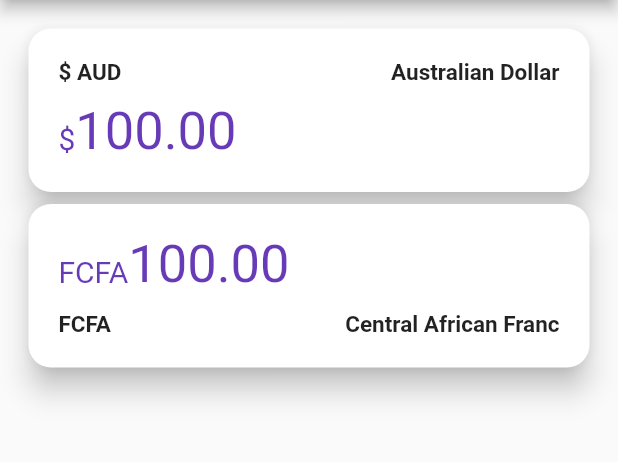
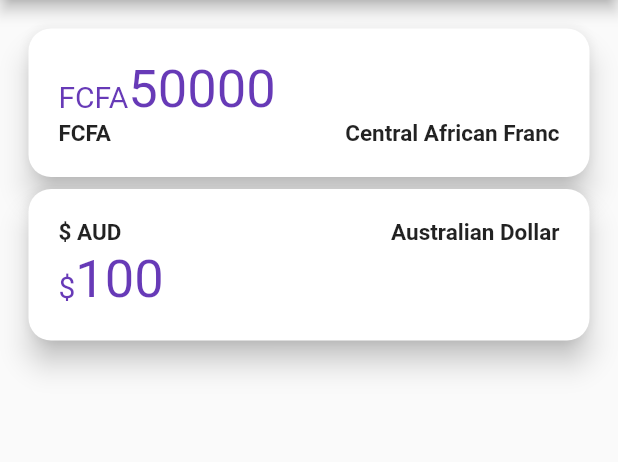
Before and after one commit to DanCarl857/currency_converter, a Flutter app: the screen it shows after launch, on a phone screen of 412 x 824 dp, the part 84-546 px from its top. Run offline on Flutter 3.47's test engine with Material 2 defaults, Android fonts, the phone set to English and light mode, and no system bars.

Commit message:
Refactored to make use of clean architecture

```diff
--- a/lib/main.dart
+++ b/lib/main.dart
@@ -1,4 +1,7 @@
+import 'package:currency_converter/presentation/views/home.dart';
+import 'package:currency_converter/presentation/widgets/card/card.dart';
 import 'package:flutter/material.dart';
+import 'package:http/http.dart';
 
 void main() => runApp(CurrencyConverter());
 
@@ -6,117 +9,10 @@ class CurrencyConverter extends StatelessWidget {
   @override
   Widget build(BuildContext context) {
     return MaterialApp(
+        debugShowCheckedModeBanner: false,
         theme: ThemeData(primaryColor: Colors.purple.shade900),
         home: Scaffold(
             appBar: AppBar(title: Text('Currency Converter')),
-            body: Container(
-                margin: EdgeInsets.fromLTRB(15.0, 15.0, 15.0, 30.0),
-                child: Center(
-                    child: Column(
-                  children: [
-                    Card(
-                        elevation: 8,
-                        shape: RoundedRectangleBorder(
-                          borderRadius: BorderRadius.circular(15.0),
-                        ),
-                        child: Padding(
-                            padding: EdgeInsets.all(20),
-                            child: Column(
-                              children: [
-                                Row(
-                                  mainAxisAlignment:
-                                      MainAxisAlignment.spaceBetween,
-                                  children: [
-                                    Text('\$ AUD',
-                                        style: TextStyle(
-                                            color: Colors.black87,
-                                            fontSize: 15,
-                                            fontWeight: FontWeight.w600)),
-                                    Text(
-                                      'Australian Dollar',
-                                      style: TextStyle(
-                                          color: Colors.black87,
-                                          fontSize: 15,
-                                          fontWeight: FontWeight.w600),
-                                    )
-                                  ],
-                                ),
-                                SizedBox(
-                                  height: 10,
-                                ),
-                                Row(
-                                  crossAxisAlignment:
-                                      CrossAxisAlignment.baseline,
-                                  textBaseline: TextBaseline.ideographic,
-                                  children: [
-                                    Text(
-                                      '\$',
-                                      style: TextStyle(
-                                          color: Colors.deepPurple[500],
-                                          fontSize: 20),
-                                    ),
-                                    Text(
-                                      '100.00',
-                                      style: TextStyle(
-                                          color: Colors.deepPurple[500],
-                                          fontSize: 35),
-                                    )
-                                  ],
-                                )
-                              ],
-                            ))),
-                    Card(
-                        elevation: 8,
-                        shape: RoundedRectangleBorder(
-                          borderRadius: BorderRadius.circular(15.0),
-                        ),
-                        child: Padding(
-                            padding: EdgeInsets.all(20),
-                            child: Column(
-                              children: [
-                                Row(
-                                  crossAxisAlignment:
-                                      CrossAxisAlignment.baseline,
-                                  textBaseline: TextBaseline.ideographic,
-                                  children: [
-                                    Text(
-                                      '\FCFA',
-                                      style: TextStyle(
-                                          color: Colors.deepPurple[500],
-                                          fontSize: 20),
-                                    ),
-                                    Text(
-                                      '100.00',
-                                      style: TextStyle(
-                                          color: Colors.deepPurple[500],
-                                          fontSize: 35),
-                                    )
-                                  ],
-                                ),
-                                SizedBox(
-                                  height: 10,
-                                ),
-                                Row(
-                                  mainAxisAlignment:
-                                      MainAxisAlignment.spaceBetween,
-                                  children: [
-                                    Text('FCFA',
-                                        style: TextStyle(
-                                            color: Colors.black87,
-                                            fontSize: 15,
-                                            fontWeight: FontWeight.w600)),
-                                    Text(
-                                      'Central African Franc',
-                                      style: TextStyle(
-                                          color: Colors.black87,
-                                          fontSize: 15,
-                                          fontWeight: FontWeight.w600),
-                                    )
-                                  ],
-                                ),
-                              ],
-                            ))),
-                  ],
-                )))));
+            body: AvalaHome()));
   }
 }
--- /dev/null
+++ b/lib/presentation/views/home.dart
@@ -0,0 +1,18 @@
+import 'package:currency_converter/presentation/widgets/card/card.dart';
+import 'package:flutter/material.dart';
+
+class AvalaHome extends StatelessWidget {
+  @override
+  Widget build(BuildContext context) {
+    return Container(
+      margin: EdgeInsets.fromLTRB(15.0, 15.0, 15.0, 30.0),
+      child: Center(
+          child: Column(
+        children: [
+          AvalaCard(reverseOrder: false),
+          AvalaCard(reverseOrder: true)
+        ],
+      )),
+    );
+  }
+}
--- /dev/null
+++ b/lib/presentation/widgets/card/card.dart
@@ -0,0 +1,52 @@
+import 'package:currency_converter/presentation/widgets/currency/currency.dart';
+import 'package:currency_converter/presentation/widgets/price/price.dart';
+import 'package:flutter/material.dart';
+
+class AvalaCard extends StatefulWidget {
+  final bool reverseOrder;
+  AvalaCard({Key? key, required this.reverseOrder}) : super(key: key);
+
+  @override
+  _AvalaCardState createState() => _AvalaCardState();
+}
+
+class _AvalaCardState extends State<AvalaCard> {
+  @override
+  Widget build(BuildContext context) {
+    return Container(
+        child: Card(
+            elevation: 8,
+            shape: RoundedRectangleBorder(
+              borderRadius: BorderRadius.circular(15.0),
+            ),
+            child: Padding(
+                padding: EdgeInsets.all(20),
+                child: Column(
+                  children: [
+                    widget.reverseOrder
+                        ? Wrap(children: [
+                            AvalaCurrency(
+                                symbol: '\$ AUD', name: 'Australian Dollar'),
+                            SizedBox(
+                              height: 20,
+                            ),
+                            AvalaPrice(
+                              value: 100,
+                              symbol: '\$',
+                            )
+                          ])
+                        : Wrap(children: [
+                            AvalaPrice(
+                              value: 50000,
+                              symbol: 'FCFA',
+                            ),
+                            SizedBox(
+                              height: 20,
+                            ),
+                            AvalaCurrency(
+                                symbol: 'FCFA', name: 'Central African Franc'),
+                          ])
+                  ],
+                ))));
+  }
+}
--- /dev/null
+++ b/lib/presentation/widgets/currency/currency.dart
@@ -0,0 +1,37 @@
+import 'package:flutter/material.dart';
+
+class AvalaCurrency extends StatefulWidget {
+  final String symbol;
+  final String name;
+  AvalaCurrency({Key? key, required this.symbol, required this.name})
+      : super(key: key);
+
+  @override
+  _AvalaCurrencyState createState() => _AvalaCurrencyState();
+}
+
+class _AvalaCurrencyState extends State<AvalaCurrency> {
+  @override
+  Widget build(BuildContext context) {
+    return Container(
+      child: Column(
+        children: [
+          Row(mainAxisAlignment: MainAxisAlignment.spaceBetween, children: [
+            Text(widget.symbol,
+                style: TextStyle(
+                    color: Colors.black87,
+                    fontSize: 15,
+                    fontWeight: FontWeight.w600)),
+            Text(
+              widget.name,
+              style: TextStyle(
+                  color: Colors.black87,
+                  fontSize: 15,
+                  fontWeight: FontWeight.w600),
+            )
+          ])
+        ],
+      ),
+    );
+  }
+}
--- /dev/null
+++ b/lib/presentation/widgets/price/price.dart
@@ -0,0 +1,30 @@
+import 'package:flutter/material.dart';
+
+class AvalaPrice extends StatefulWidget {
+  final int value;
+  final String symbol;
+  AvalaPrice({Key? key, required this.value, required this.symbol});
+
+  @override
+  _AvalaPriceState createState() => _AvalaPriceState();
+}
+
+class _AvalaPriceState extends State<AvalaPrice> {
+  @override
+  Widget build(BuildContext context) {
+    return Row(
+      crossAxisAlignment: CrossAxisAlignment.baseline,
+      textBaseline: TextBaseline.ideographic,
+      children: [
+        Text(
+          widget.symbol,
+          style: TextStyle(color: Colors.deepPurple[500], fontSize: 20),
+        ),
+        Text(
+          widget.value.toString(),
+          style: TextStyle(color: Colors.deepPurple[500], fontSize: 35),
+        )
+      ],
+    );
+  }
+}
--- a/pubspec.yaml
+++ b/pubspec.yaml
@@ -23,6 +23,7 @@ environment:
 dependencies:
   flutter:
     sdk: flutter
+  http: ^0.13.3
 
 
   # The following adds the Cupertino Icons font to your application.
```
Also changed, not shown: pubspec.lock.
